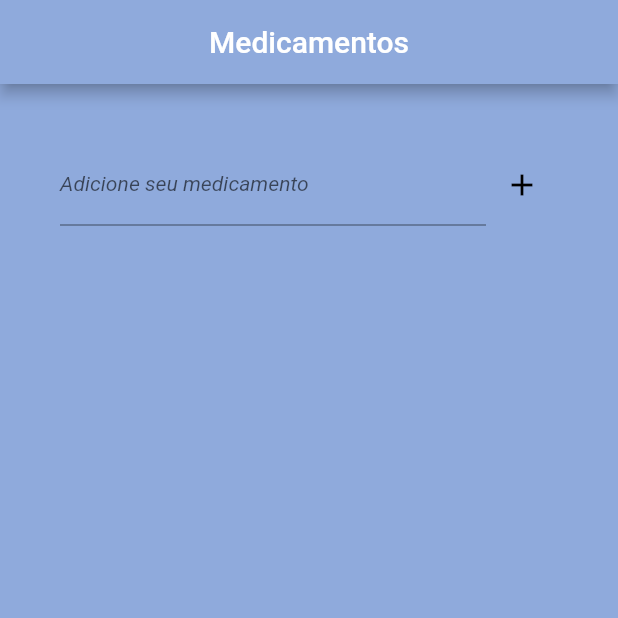
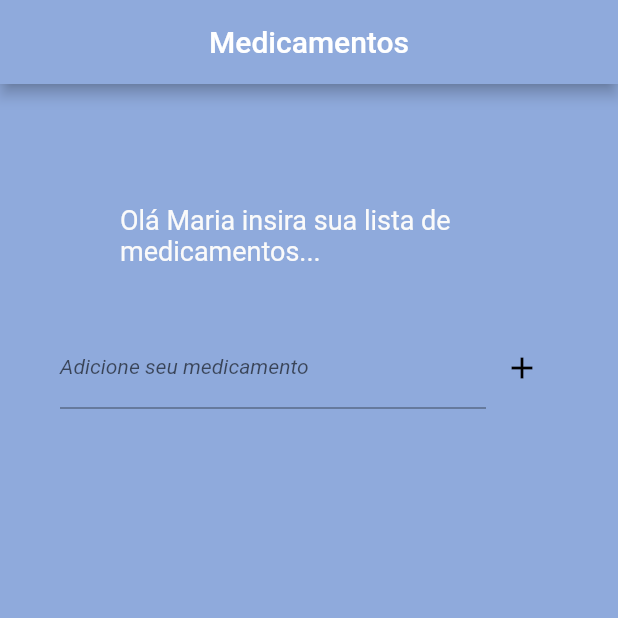
Before and after one commit to angelresende/InsertYourMed, a Flutter app: the PaginaLista screen opened by its route, on a phone screen of 412 x 824 dp, the top half of it. Run offline on Flutter 3.47's test engine with Material 2 defaults, Android fonts, the phone set to English and light mode, and no system bars.

Commit message:
first commit

```diff
--- a/lib/4_listagem.dart
+++ b/lib/4_listagem.dart
@@ -9,7 +9,6 @@ class PaginaLista extends StatefulWidget {
 }
 
 class _ListPaginaListaState extends State<PaginaLista> {
-
   var medicamentos = [];
   var txtmedicamentos = TextEditingController();
 
@@ -27,18 +26,28 @@ class _ListPaginaListaState extends State<PaginaLista> {
         backgroundColor: Color(0xFF8FAADC),
         //desabilitar o botão de voltar no AppBar
         automaticallyImplyLeading: false,
-    ),
-    backgroundColor: Color(0xFF8FAADC),
-    body: Container(
-       padding: EdgeInsets.all(40),
+      ),
+      backgroundColor: Color(0xFF8FAADC),
+      body: Container(
+        padding: EdgeInsets.all(40),
         child: Column(
           children: [
+            Container(
+                margin: EdgeInsets.all(10),
+                padding: EdgeInsets.all(30),
+                child: Center(
+                    child: Text("Olá Maria insira sua lista de medicamentos...",
+                        style:
+                            TextStyle(fontSize: 18, color: Colors.grey[50])))),
             Row(
               children: [
                 Expanded(
                   child: TextField(
                     controller: txtmedicamentos,
-                    style: TextStyle(fontSize: 14, fontStyle: FontStyle.italic, color: Colors.grey[50]),
+                    style: TextStyle(
+                        fontSize: 14,
+                        fontStyle: FontStyle.italic,
+                        color: Colors.grey[50]),
                     decoration: InputDecoration(
                       labelText: 'Adicione seu medicamento',
                     ),
@@ -52,7 +61,8 @@ class _ListPaginaListaState extends State<PaginaLista> {
                         medicamentos.add(txtmedicamentos.text);
                         txtmedicamentos.clear();
                         ScaffoldMessenger.of(context).showSnackBar(SnackBar(
-                          content: Text('Medicamento adicionado a lista com sucesso!'),
+                          content: Text(
+                              'Medicamento adicionado a lista com sucesso!'),
                           duration: Duration(seconds: 3),
                         ));
                       } else {
@@ -74,7 +84,10 @@ class _ListPaginaListaState extends State<PaginaLista> {
                   return ListTile(
                     title: Text(
                       medicamentos[index],
-                      style: TextStyle(fontSize: 14, fontStyle: FontStyle.italic, color: Colors.grey[50]),
+                      style: TextStyle(
+                          fontSize: 14,
+                          fontStyle: FontStyle.italic,
+                          color: Colors.grey[50]),
                     ),
                     trailing: IconButton(
                       icon: Icon(Icons.delete),
@@ -95,7 +108,7 @@ class _ListPaginaListaState extends State<PaginaLista> {
                 //Aparência do divisor
                 separatorBuilder: (context, index) {
                   return Divider(
-                    color: Colors.blue[100],
+                    color: Colors.blue[900],
                     thickness: 1,
                   );
                 },
--- a/lib/main.dart
+++ b/lib/main.dart
@@ -9,7 +9,7 @@ import 'package:flutter/material.dart';
 void main() {
   runApp(MaterialApp(
     debugShowCheckedModeBanner: false,
-    title: 'ProBuscaMed',
+    title: 'InsertYourMed',
     initialRoute: '/inicial',
     routes: {
       '/inicial': (context) => Inicial(),
```
Also changed, not shown: lib/2_login.dart (+21 -28 lines), lib/3_cadastro.dart (+8 -11 lines), pubspec.lock.
